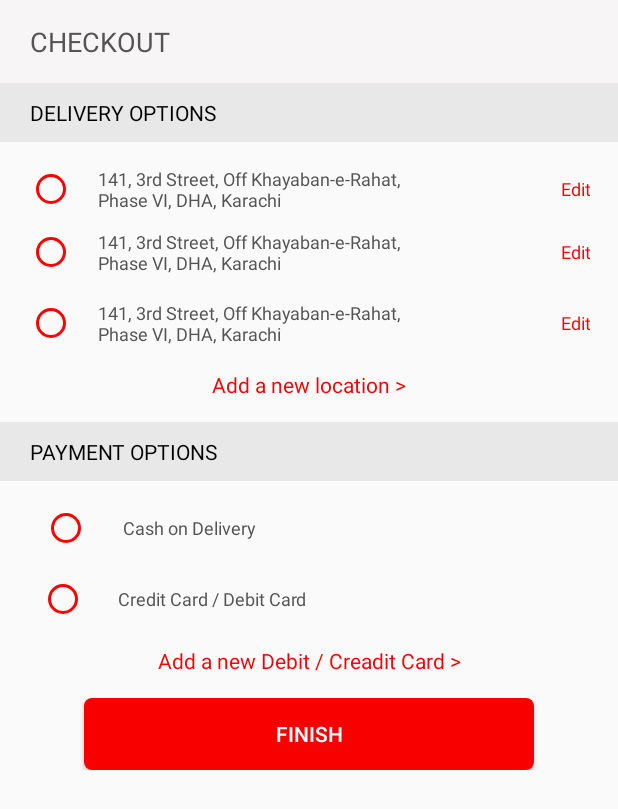
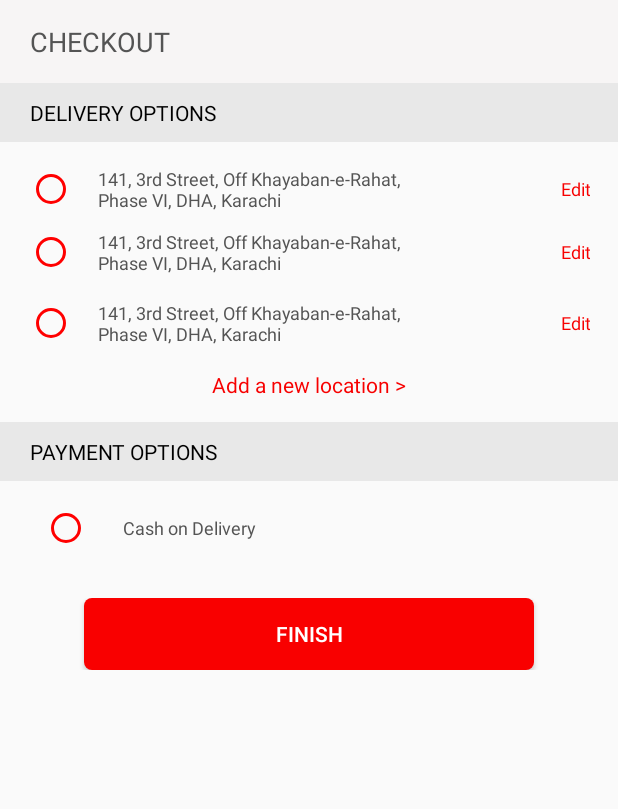
Before and after one commit to asadkhan/StoreXpressWL, an Android app: the layout checkout_address_payment.xml on its own in the app's theme, with its tools: preview values and no code run, on a phone screen of 412 x 824 dp. Shown: the top 809 px of the screen. Run offline under Robolectric (Android 15) with nearby library versions, the phone set to English and light mode, and no system bars.

Commit message:
Checkout CC Hide

```diff
--- a/app/src/main/res/layout/checkout_address_payment.xml
+++ b/app/src/main/res/layout/checkout_address_payment.xml
@@ -263,6 +263,7 @@
                     android:layout_marginBottom="15dip"
                     android:gravity="center"
                     android:orientation="horizontal"
+                    android:visibility="gone"
                     android:weightSum="1">
 
                     <RadioButton
@@ -302,7 +303,8 @@
                     android:layout_height="wrap_content"
                     android:gravity="center"
                     android:text="Add a new Debit / Creadit Card >"
-                    android:textColor="@color/colorPrimary" />
+                    android:textColor="@color/colorPrimary"
+                    android:visibility="gone" />
 
             </LinearLayout>
 
```
